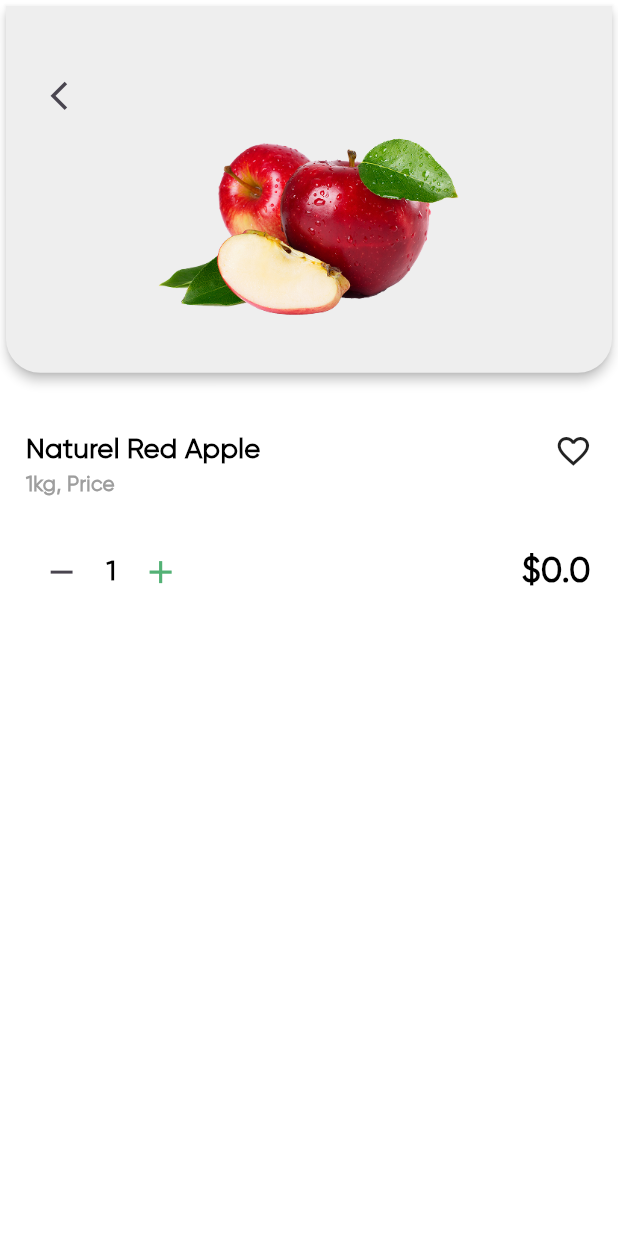
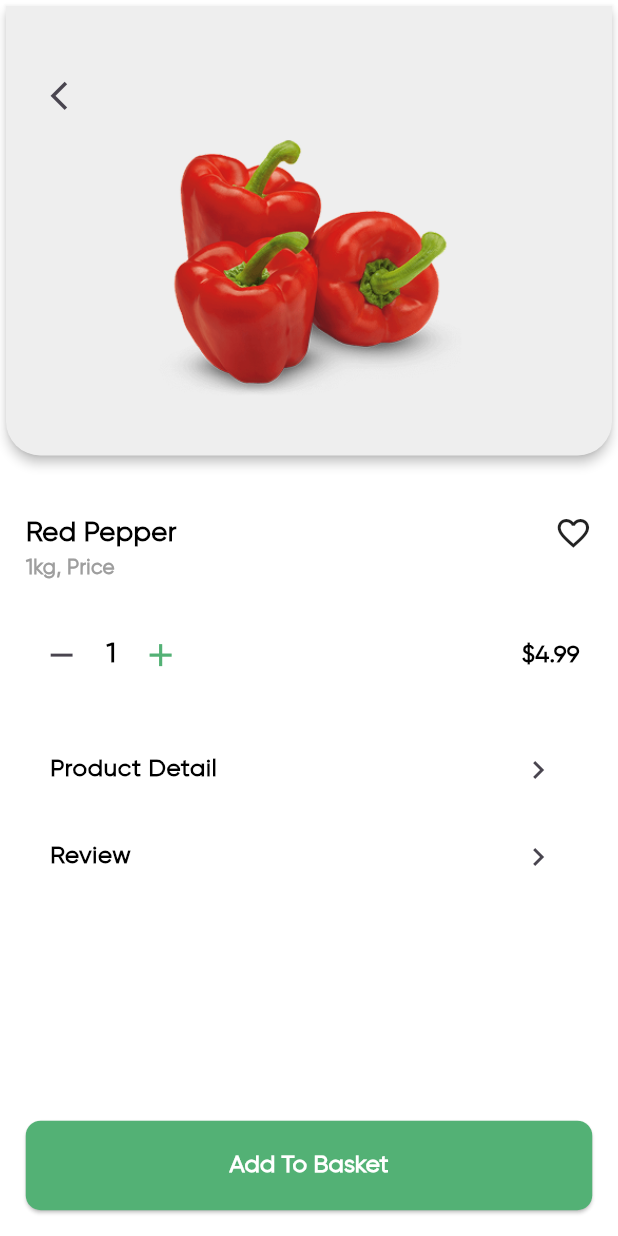
Before and after one commit to MiranKK/online-groceries-app, a Flutter app: the screen it shows once a user with an empty profile is signed in, after a tap on "Red Pepper", on a phone screen of 412 x 824 dp. Run offline on Flutter 3.47's test engine with Material 3 defaults, Android fonts, the phone set to English and light mode, and no system bars; our stand-ins replace firebase_auth, firebase_core, flutter_screenutil; accounts and stored records are empty.

Commit message:
modify and work on details item screen

```diff
--- a/analysis_options.yaml
+++ b/analysis_options.yaml
@@ -21,6 +21,7 @@ linter:
   # `// ignore_for_file: name_of_lint` syntax on the line or in the file
   # producing the lint.
   rules:
+    prefer_const_constructors: true
     # avoid_print: false  # Uncomment to disable the `avoid_print` rule
     # prefer_single_quotes: true  # Uncomment to enable the `prefer_single_quotes` rule
 
--- a/lib/data/card_items.dart
+++ b/lib/data/card_items.dart
@@ -5,13 +5,17 @@ List exclusiveOfferList = [
     image: "assets/images/item-1.png",
     title: "Red Apple",
     price: "4.25",
+    productDetail: "Apples are nutritious. Apples may be good for weight loss. apples may be good for your heart. As part of a healtful and varied diet.",
+ review:  "Average star rating (e.g. ⭐ 4.5 / 5) Total number of reviews (1077) Star breakdown bar (5★ 60%, 4★ 25%, 3★ 10%, )"
   ),
   CardModel(
     image: "assets/images/item-2.png",
     title: "Red Pepper",
     price: "4.99",
+    productDetail: "Apples are nutritious. Apples may be good for weight loss. apples may be good for your heart. As part of a healtful and varied diet.",
+    review:  "Average star rating (e.g. ⭐ 4.5 / 5) Total number of reviews (1077) Star breakdown bar (5★ 60%, 4★ 25%, 3★ 10%, )"
   ),
-  CardModel(image: "assets/images/item-3.png", title: "Ginger", price: "3.25"),
+  CardModel(image: "assets/images/item-3.png", title: "Ginger", price: "3.25",productDetail: "Apples are nutritious. Apples may be good for weight loss. apples may be good for your heart. As part of a healtful and varied diet.",review:  "Average star rating (e.g. ⭐ 4.5 / 5) Total number of reviews (1077) Star breakdown bar (5★ 60%, 4★ 25%, 3★ 10%, )"),
 ];
 
 List mostPopularList = [
--- a/lib/layout/bottom_navigation_layout.dart
+++ b/lib/layout/bottom_navigation_layout.dart
@@ -15,11 +15,11 @@ class BottomNavigationLayout extends StatefulWidget {
 
 class _BottomNavigationLayoutState extends State<BottomNavigationLayout> {
   final List<Widget> screens = [
-    HomeScreen(),
-    ExploreScreen(),
-    CartScreen(),
-    FavoriteScreen(),
-    ProfileScreen(),
+    const HomeScreen(),
+    const ExploreScreen(),
+    const CartScreen(),
+    const FavoriteScreen(),
+    const ProfileScreen(),
   ];
 
   int _currentScreen = 0;
@@ -30,7 +30,7 @@ class _BottomNavigationLayoutState extends State<BottomNavigationLayout> {
       body: screens[_currentScreen],
       bottomNavigationBar: BottomNavigationBar(
         type: BottomNavigationBarType.fixed,
-        selectedItemColor: Color(0xff53B175),
+        selectedItemColor: const Color(0xff53B175),
         unselectedItemColor: Colors.black,
         iconSize: 18.w,
         selectedFontSize: 11.sp,
@@ -42,23 +42,23 @@ class _BottomNavigationLayoutState extends State<BottomNavigationLayout> {
           });
         },
         items: [
-          BottomNavigationBarItem(
+          const BottomNavigationBarItem(
             icon: Icon(Icons.home_outlined),
             label: "Home",
           ),
-          BottomNavigationBarItem(
+          const BottomNavigationBarItem(
             icon: Icon(Icons.manage_search),
             label: "Explore",
           ),
-          BottomNavigationBarItem(
+          const BottomNavigationBarItem(
             icon: Icon(Icons.shopping_cart_outlined),
             label: "Cart",
           ),
-          BottomNavigationBarItem(
+          const BottomNavigationBarItem(
             icon: Icon(Icons.favorite_outline),
             label: "Favorite",
           ),
-          BottomNavigationBarItem(
+          const BottomNavigationBarItem(
             icon: Icon(Icons.person_2_outlined),
             label: "Account",
           ),
--- a/lib/layout/wrapper_screen.dart
+++ b/lib/layout/wrapper_screen.dart
@@ -1,9 +1,7 @@
 import 'package:firebase_auth/firebase_auth.dart';
-import 'package:firebase_core/firebase_core.dart';
 import 'package:flutter/material.dart';
 import 'package:online_groceries_app_ui/layout/bottom_navigation_layout.dart';
 import 'package:online_groceries_app_ui/services/user_auth.dart';
-import 'package:online_groceries_app_ui/views/home_screen.dart';
 import 'package:online_groceries_app_ui/views/login_screen.dart';
 import 'package:online_groceries_app_ui/views/splash_screen.dart';
 
@@ -17,13 +15,13 @@ class WrapperScreen extends StatelessWidget {
       builder: (context, snapshot) {
           print("Auth state: ${snapshot.data}");
         if (snapshot.connectionState == ConnectionState.waiting) {
-          return SplashScreen();
+          return const SplashScreen();
         }
         if (snapshot.hasError) {
-          return Center(child: Text("Something went wrong"));
+          return const Center(child: Text("Something went wrong"));
         }
         if (snapshot.hasData) {
-          return BottomNavigationLayout();
+          return const BottomNavigationLayout();
         }
 
         return LoginScreen();
--- a/lib/main.dart
+++ b/lib/main.dart
@@ -5,19 +5,17 @@ import 'package:online_groceries_app_ui/layout/bottom_navigation_layout.dart';
 import 'package:online_groceries_app_ui/layout/wrapper_screen.dart';
 import 'package:online_groceries_app_ui/provider/product_detail_provider.dart';
 import 'package:online_groceries_app_ui/provider/user_provider.dart';
-import 'package:online_groceries_app_ui/views/details_item_screen.dart';
 import 'package:online_groceries_app_ui/views/forgot_password_screen.dart';
 import 'package:online_groceries_app_ui/views/home_screen.dart';
 import 'package:online_groceries_app_ui/views/login_screen.dart';
 import 'package:online_groceries_app_ui/views/onboarding_screen.dart';
 import 'package:online_groceries_app_ui/views/signup_screen.dart';
-import 'package:online_groceries_app_ui/views/splash_screen.dart';
 import 'package:provider/provider.dart';
 
 void main() async {
   WidgetsFlutterBinding.ensureInitialized();
   await Firebase.initializeApp(
-    options: FirebaseOptions(
+    options: const FirebaseOptions(
       apiKey: "AIzaSyBAQ6EGRttYVJvzYXFslQD0utCqurMK3BA",
       authDomain: "online-groceries-app-2b054.firebaseapp.com",
       projectId: "online-groceries-app-2b054",
@@ -48,7 +46,7 @@ class MyApp extends StatelessWidget {
   Widget build(BuildContext context) {
     return ScreenUtilInit(
       minTextAdapt: true,
-      designSize: Size(360, 690),
+      designSize: const Size(360, 690),
       builder: (context, child) {
         return MaterialApp(
           theme: ThemeData(
@@ -59,13 +57,13 @@ class MyApp extends StatelessWidget {
           initialRoute: "/",
           routes: {
             "/": (context) => WrapperScreen(),
-            "/onboardingScreen": (context) => OnboardingScreen(),
+            "/onboardingScreen": (context) => const OnboardingScreen(),
             "/signup": (context) => SignupScreen(),
             "/login": (context) => LoginScreen(),
-            "/home": (context) => HomeScreen(),
-            "/bottomNavigation": (context) => BottomNavigationLayout(),
+            "/home": (context) => const HomeScreen(),
+            "/bottomNavigation": (context) => const BottomNavigationLayout(),
             "/forgotPassword": (context) => ForgotPasswordScreen(),
-            "/detailsItem": (context) => DetailsItemScreen(),
+
 
           },
         );
--- a/lib/models/card_models.dart
+++ b/lib/models/card_models.dart
@@ -2,6 +2,8 @@ class CardModel {
   final String image;
   final String title;
   final String price;
+  final String? productDetail;
+  final String? review;
 
-  CardModel({required this.image, required this.title, required this.price});
+  CardModel({required this.image, required this.title, required this.price,this.productDetail,this.review});
 }
--- a/lib/provider/product_detail_provider.dart
+++ b/lib/provider/product_detail_provider.dart
@@ -2,6 +2,11 @@ import 'package:flutter/material.dart';
 
 class ProductDetailProvider extends ChangeNotifier {
   int _quntity = 1;
+  bool _isexpand = false;
+  bool _isexpand2 = false;
+
+  bool get isexpand => _isexpand;
+  bool get isexpand2 => _isexpand2;
 
   int get quntity => _quntity;
 
@@ -16,4 +21,14 @@ class ProductDetailProvider extends ChangeNotifier {
     }
     notifyListeners();
   }
+
+  void changeExpanded(bool value) {
+    _isexpand = value;
+    notifyListeners();
+  }
+
+    void changeExpanded2(bool value) {
+    _isexpand2 = value;
+    notifyListeners();
+  }
 }
--- a/lib/views/cart_screen.dart
+++ b/lib/views/cart_screen.dart
@@ -5,8 +5,6 @@ class CartScreen extends StatelessWidget {
 
   @override
   Widget build(BuildContext context) {
-    return Scaffold(
-      body: Center(child: Text("Cart Screen"),),
-    );
+    return const Scaffold(body: Center(child: Text("Cart Screen")));
   }
 }
--- a/lib/views/details_item_screen.dart
+++ b/lib/views/details_item_screen.dart
@@ -2,10 +2,24 @@ import 'package:flutter/material.dart';
 import 'package:flutter_screenutil/flutter_screenutil.dart';
 import 'package:online_groceries_app_ui/provider/product_detail_provider.dart';
 import 'package:online_groceries_app_ui/style/custom_text_style.dart';
+import 'package:online_groceries_app_ui/widgets/custom_button.dart';
 import 'package:provider/provider.dart';
 
 class DetailsItemScreen extends StatelessWidget {
-  const DetailsItemScreen({super.key});
+  final String name;
+  final String image;
+  final String productDetail;
+  final String review;
+  final String price;
+
+  const DetailsItemScreen({
+    super.key,
+    required this.image,
+    required this.name,
+    required this.productDetail,
+    required this.review,
+    required this.price,
+  });
 
   @override
   Widget build(BuildContext context) {
@@ -34,12 +48,7 @@ class DetailsItemScreen extends StatelessWidget {
                       },
                       icon: Icon(Icons.arrow_back_ios, size: 20.w),
                     ),
-                    Center(
-                      child: Image.asset(
-                        "assets/images/item-1.png",
-                        width: 180.w,
-                      ),
-                    ),
+                    Center(child: Image.asset(image, width: 180.w)),
                   ],
                 ),
               ),
@@ -54,10 +63,7 @@ class DetailsItemScreen extends StatelessWidget {
                   Row(
                     mainAxisAlignment: MainAxisAlignment.spaceBetween,
                     children: [
-                      Text(
-                        "Naturel Red Apple",
-                        style: CustomTextStyle().smallBlackBoldText,
-                      ),
+                      Text(name, style: CustomTextStyle().smallBlackBoldText),
                       Icon(Icons.favorite_outline, size: 22.w),
                     ],
                   ),
@@ -90,7 +96,7 @@ class DetailsItemScreen extends StatelessWidget {
                               icon: Icon(
                                 Icons.add,
                                 size: 22.w,
-                                color: Color(0xff53B175),
+                                color: const Color(0xff53B175),
                               ),
                             ),
                           ],
@@ -99,10 +105,57 @@ class DetailsItemScreen extends StatelessWidget {
 
                       Expanded(
                         child: Text(
-                          "\$0.0",
-                          style: CustomTextStyle().largeBlackBoldText,
+                          "\$$price",
+                          style: CustomTextStyle().xsmallBlackBoldText,
                         ),
                       ),
+                    ],
+                  ),
+                  SizedBox(height: 20.h),
+
+                  ExpansionTile(
+                    expansionAnimationStyle: const AnimationStyle(
+                      duration: Duration(milliseconds: 400),
+                    ),
+                    onExpansionChanged: detailsProvider.changeExpanded,
+                    trailing: detailsProvider.isexpand
+                        ? Icon(Icons.keyboard_arrow_down, size: 22.w)
+                        : const Icon(Icons.keyboard_arrow_right),
+                    title: Text(
+                      "Product Detail",
+                      style: CustomTextStyle().xsmallBlackBoldText,
+                    ),
+                    children: [
+                      Text(
+                        productDetail,
+                        style: CustomTextStyle().xxsmallBlackText.copyWith(
+                          color: Colors.grey,
+                        ),
+                      ),
+                      SizedBox(height: 10.h),
+                    ],
+                  ),
+
+                  ExpansionTile(
+                    onExpansionChanged: detailsProvider.changeExpanded2,
+                    trailing: detailsProvider.isexpand2
+                        ? Icon(Icons.keyboard_arrow_down, size: 22.w)
+                        : const Icon(Icons.keyboard_arrow_right),
+                    expansionAnimationStyle: const AnimationStyle(
+                      duration: Duration(milliseconds: 400),
+                    ),
+                    title: Text(
+                      "Review",
+                      style: CustomTextStyle().xsmallBlackBoldText,
+                    ),
+                    children: [
+                      Text(
+                        review,
+                        style: CustomTextStyle().xxsmallBlackText.copyWith(
+                          color: Colors.grey,
+                        ),
+                      ),
+                      SizedBox(height: 10.h),
                     ],
                   ),
                 ],
@@ -111,6 +164,17 @@ class DetailsItemScreen extends StatelessWidget {
           ],
         ),
       ),
+
+      bottomNavigationBar: Padding(
+        padding: EdgeInsets.all(15.r),
+        child: CustomButton(
+          onpressed: () {},
+          text: Text(
+            "Add To Basket",
+            style: CustomTextStyle().xsmallWhiteBoldText,
+          ),
+        ),
+      ),
     );
   }
 }
--- a/lib/views/explore_screen.dart
+++ b/lib/views/explore_screen.dart
@@ -5,8 +5,6 @@ class ExploreScreen extends StatelessWidget {
 
   @override
   Widget build(BuildContext context) {
-    return Scaffold(
-      body: Center(child: Text("Explore Screen"),),
-    );
+    return const Scaffold(body: Center(child: Text("Explore Screen")));
   }
 }
--- a/lib/views/favorite_screen.dart
+++ b/lib/views/favorite_screen.dart
@@ -5,8 +5,6 @@ class FavoriteScreen extends StatelessWidget {
 
   @override
   Widget build(BuildContext context) {
-    return Scaffold(
-      body: Center(child: Text("Favorite Screen"),),
-    );
+    return const Scaffold(body: Center(child: Text("Favorite Screen")));
   }
 }
--- a/lib/views/forgot_password_screen.dart
+++ b/lib/views/forgot_password_screen.dart
@@ -43,7 +43,7 @@ class ForgotPasswordScreen extends StatelessWidget {
                     color: Colors.grey,
                   ),
 
-                  focusedBorder: OutlineInputBorder(
+                  focusedBorder: const OutlineInputBorder(
                     borderSide: BorderSide(color: Color(0xff53B175)),
                   ),
                 ),
@@ -52,13 +52,13 @@ class ForgotPasswordScreen extends StatelessWidget {
               SizedBox(height: 20.h),
 
               Center(
-                child:userprovider.isloading?CircularProgressIndicator(): CustomButton(
+                child:userprovider.isloading?const CircularProgressIndicator(): CustomButton(
                   onpressed: () async {
                     await userprovider.resetPass(email.text);
                     if (userprovider.errormessage == null) {
                       ScaffoldMessenger.of(
                         context,
-                      ).showSnackBar(SnackBar(content: Text("Reset email sent")));
+                      ).showSnackBar(const SnackBar(content: Text("Reset email sent")));
 
                       Navigator.pop(context);
                     } else {
--- a/lib/views/home_screen.dart
+++ b/lib/views/home_screen.dart
@@ -2,6 +2,7 @@ import 'package:flutter/material.dart';
 import 'package:flutter_screenutil/flutter_screenutil.dart';
 import 'package:online_groceries_app_ui/data/card_items.dart';
 import 'package:online_groceries_app_ui/style/custom_text_style.dart';
+import 'package:online_groceries_app_ui/views/details_item_screen.dart';
 import 'package:online_groceries_app_ui/widgets/custom_card.dart';
 
 class HomeScreen extends StatelessWidget {
@@ -57,7 +58,7 @@ class HomeScreen extends StatelessWidget {
                           borderRadius: BorderRadius.circular(12.r),
                         ),
                         focusedBorder: OutlineInputBorder(
-                          borderSide: BorderSide(color: Color(0xff53B175)),
+                          borderSide: const BorderSide(color: Color(0xff53B175)),
                           borderRadius: BorderRadius.circular(12.r),
                         ),
                       ),
@@ -76,7 +77,7 @@ class HomeScreen extends StatelessWidget {
                         Text(
                           "See all",
                           style: CustomTextStyle().xxsmallBlackText.copyWith(
-                            color: Color(0xff53B175),
+                            color: const Color(0xff53B175),
                           ),
                         ),
                       ],
@@ -87,7 +88,7 @@ class HomeScreen extends StatelessWidget {
 
               SliverGrid.builder(
                 itemCount: exclusiveOfferList.length,
-                gridDelegate: SliverGridDelegateWithFixedCrossAxisCount(
+                gridDelegate: const SliverGridDelegateWithFixedCrossAxisCount(
                   childAspectRatio: 0.75,
                   crossAxisCount: 2,
                   mainAxisSpacing: 10,
@@ -96,7 +97,21 @@ class HomeScreen extends StatelessWidget {
                 itemBuilder: (context, index) {
                   return GestureDetector(
                     onTap: () {
-                      Navigator.pushNamed(context, "/detailsItem");
+                      Navigator.push(
+                        context,
+                        MaterialPageRoute(
+                          builder: (context) {
+                            return DetailsItemScreen(
+                              image: "${exclusiveOfferList[index].image}",
+                              name: "${exclusiveOfferList[index].title}",
+                              price: exclusiveOfferList[index].price,
+                              review: exclusiveOfferList[index].review,
+                              productDetail:
+                                  exclusiveOfferList[index].productDetail,
+                            );
+                          },
+                        ),
+                      );
                     },
                     child: CustomCard(
                       image: exclusiveOfferList[index].image,
--- a/lib/views/login_screen.dart
+++ b/lib/views/login_screen.dart
@@ -57,7 +57,7 @@ class LoginScreen extends StatelessWidget {
                           color: Colors.grey,
                         ),
 
-                        focusedBorder: OutlineInputBorder(
+                        focusedBorder: const OutlineInputBorder(
                           borderSide: BorderSide(color: Color(0xff53B175)),
                         ),
                       ),
@@ -79,15 +79,15 @@ class LoginScreen extends StatelessWidget {
                           color: Colors.grey,
                         ),
 
-                        focusedBorder: OutlineInputBorder(
+                        focusedBorder: const OutlineInputBorder(
                           borderSide: BorderSide(color: Color(0xff53B175)),
                         ),
 
                         suffixIcon: GestureDetector(
                           onTap: userprovider.isVisable,
                           child: userprovider.isvisable
-                              ? Icon(Icons.visibility_off, color: Colors.grey)
-                              : Icon(Icons.visibility, color: Colors.grey),
+                              ? const Icon(Icons.visibility_off, color: Colors.grey)
+                              : const Icon(Icons.visibility, color: Colors.grey),
                         ),
                       ),
                     ),
@@ -109,7 +109,7 @@ class LoginScreen extends StatelessWidget {
                     SizedBox(height: 25.h),
                     Center(
                       child: userprovider.isloading
-                          ? CircularProgressIndicator()
+                          ? const CircularProgressIndicator()
                           : CustomButton(
                               onpressed: () async {
                                 if (!_formkey.currentState!.validate()) {
@@ -122,7 +122,7 @@ class LoginScreen extends StatelessWidget {
 
                                 if (userprovider.errormessage == null) {
                                   ScaffoldMessenger.of(context).showSnackBar(
-                                    SnackBar(
+                                    const SnackBar(
                                       content: Text('Login successfully'),
                                     ),
                                   );
@@ -159,7 +159,7 @@ class LoginScreen extends StatelessWidget {
                     child: Text(
                       "Signup",
                       style: CustomTextStyle().xxsmallBlackBoldText.copyWith(
-                        color: Color(0xff53B175),
+                        color: const Color(0xff53B175),
                       ),
                     ),
                   ),
--- a/lib/views/onboarding_screen.dart
+++ b/lib/views/onboarding_screen.dart
@@ -48,7 +48,7 @@ class _OnboardingScreenState extends State<OnboardingScreen> {
                 Navigator.pushReplacementNamed(context, "/login");
               },
               text: _isloading
-                  ? CircularProgressIndicator(color: Colors.white)
+                  ? const CircularProgressIndicator(color: Colors.white)
                   : "Get Started",
             ),
           ),
--- a/lib/views/splash_screen.dart
+++ b/lib/views/splash_screen.dart
@@ -12,7 +12,7 @@ class _SplashScreenState extends State<SplashScreen> {
   @override
   void initState() {
     super.initState();
-    Future.delayed(Duration(seconds: 3), () {
+    Future.delayed(const Duration(seconds: 3), () {
      if(mounted){
        Navigator.pushNamed(context, "/onboardingScreen");
      }
@@ -23,7 +23,7 @@ class _SplashScreenState extends State<SplashScreen> {
   Widget build(BuildContext context) {
     return Scaffold(
       body: Container(
-        color: Color(0xff53b175),
+        color: const Color(0xff53b175),
         child: Center(
           child: Row(
             mainAxisAlignment: .center,
--- a/lib/widgets/custom_button.dart
+++ b/lib/widgets/custom_button.dart
@@ -12,7 +12,7 @@ class CustomButton extends StatelessWidget {
     return ElevatedButton(
       style: ElevatedButton.styleFrom(
         minimumSize: Size(270.w, 50.h),
-        backgroundColor: Color(0xff53B175),
+        backgroundColor: const Color(0xff53B175),
         foregroundColor: Colors.white,
         shape: RoundedRectangleBorder(borderRadius: BorderRadius.circular(10)),
       ),
--- a/lib/widgets/custom_card.dart
+++ b/lib/widgets/custom_card.dart
@@ -1,13 +1,12 @@
 import 'package:flutter/material.dart';
 import 'package:flutter_screenutil/flutter_screenutil.dart';
-import 'package:online_groceries_app_ui/models/card_models.dart';
 import 'package:online_groceries_app_ui/style/custom_text_style.dart';
 
 class CustomCard extends StatelessWidget {
   final String image;
   final String title;
   final String price;
-  CustomCard({
+  const CustomCard({
     super.key,
     required this.image,
     required this.title,
@@ -33,7 +32,7 @@ class CustomCard extends StatelessWidget {
                 Container(
                   padding: EdgeInsets.all(3.r),
                   decoration: BoxDecoration(
-                    color: Color(0xff53B175),
+                    color: const Color(0xff53B175),
                     borderRadius: BorderRadius.circular(20.r),
                   ),
                   child: Icon(Icons.add, color: Colors.white, size: 20.w),
```
Also changed, not shown: lib/views/profile_screen.dart (+4 -6 lines), lib/views/signup_screen.dart (+8 -8 lines).
